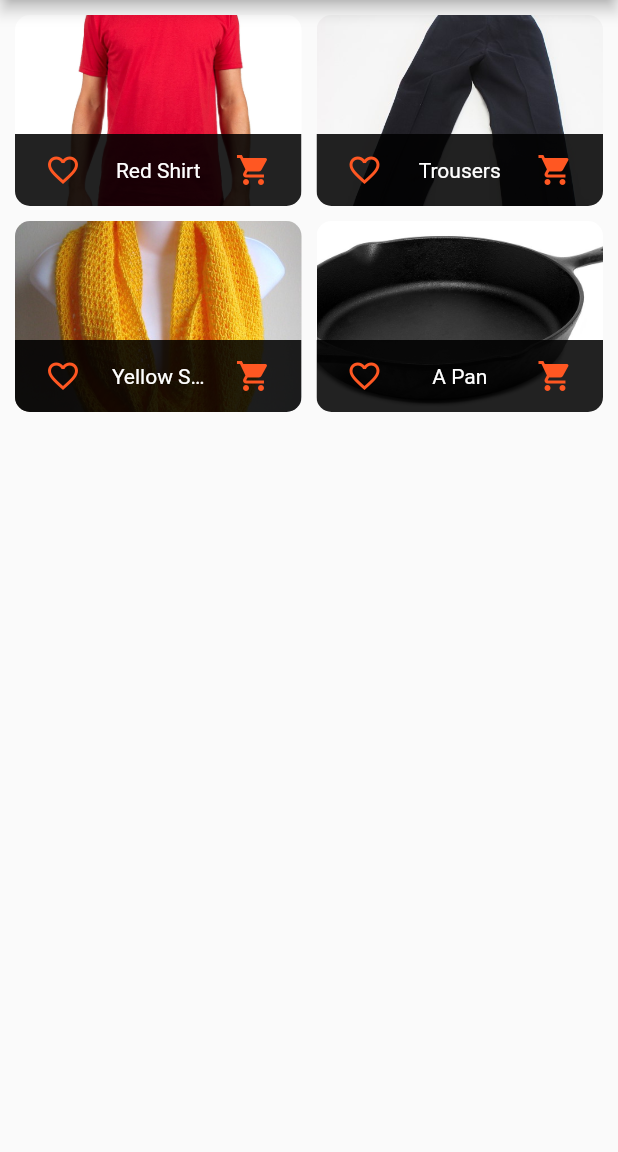
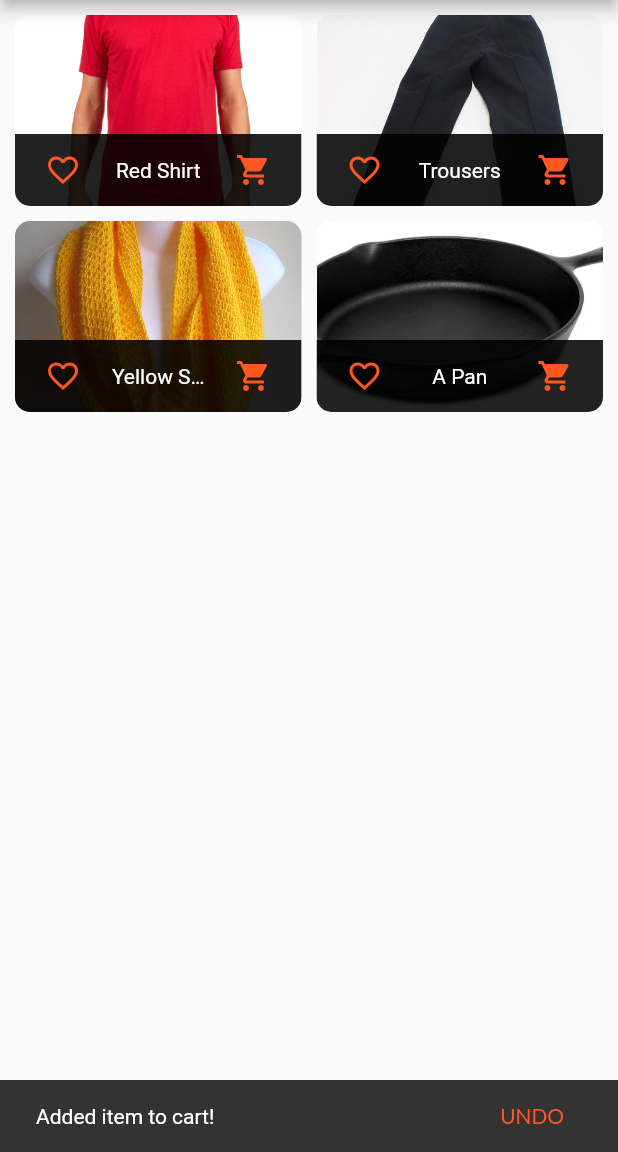
Before and after one commit to jsimpson1/udemy, a Flutter app: the screen it shows after launch, after a tap on the "shopping cart" icon, on a phone screen of 412 x 824 dp, the part 84-1236 px from its top. Run offline on Flutter 3.47's test engine with Material 2 defaults, Android fonts, the phone set to English and light mode, and no system bars.

Commit message:
section 9 - 215 complete

```diff
--- a/academind/shop/lib/widgets/product_item.dart
+++ b/academind/shop/lib/widgets/product_item.dart
@@ -56,6 +56,19 @@ class ProductItem extends StatelessWidget {
               color: Theme.of(context).accentColor,
               onPressed: () {
                 cart.addItem(product.id, product.price, product.title);
+                ScaffoldMessenger.of(context).hideCurrentSnackBar();
+                ScaffoldMessenger.of(context).showSnackBar(
+                  SnackBar(
+                    content: Text('Added item to cart!'),
+                    duration: Duration(seconds: 2),
+                    action: SnackBarAction(
+                      label: 'UNDO',
+                      onPressed: () {
+                        cart.removeSingleItem(product.id);
+                      },
+                    ),
+                  ),
+                );
               },
             ),
           ),
```
Also changed, not shown: academind/shop/lib/providers/cart.dart (+20 -1 lines).
